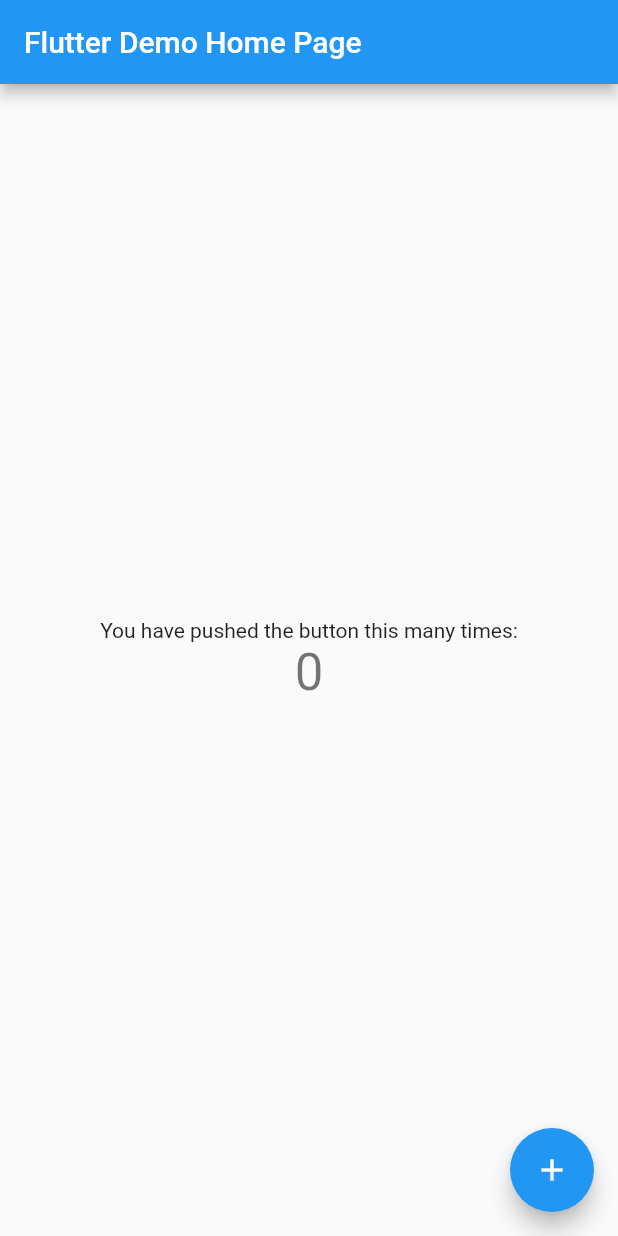
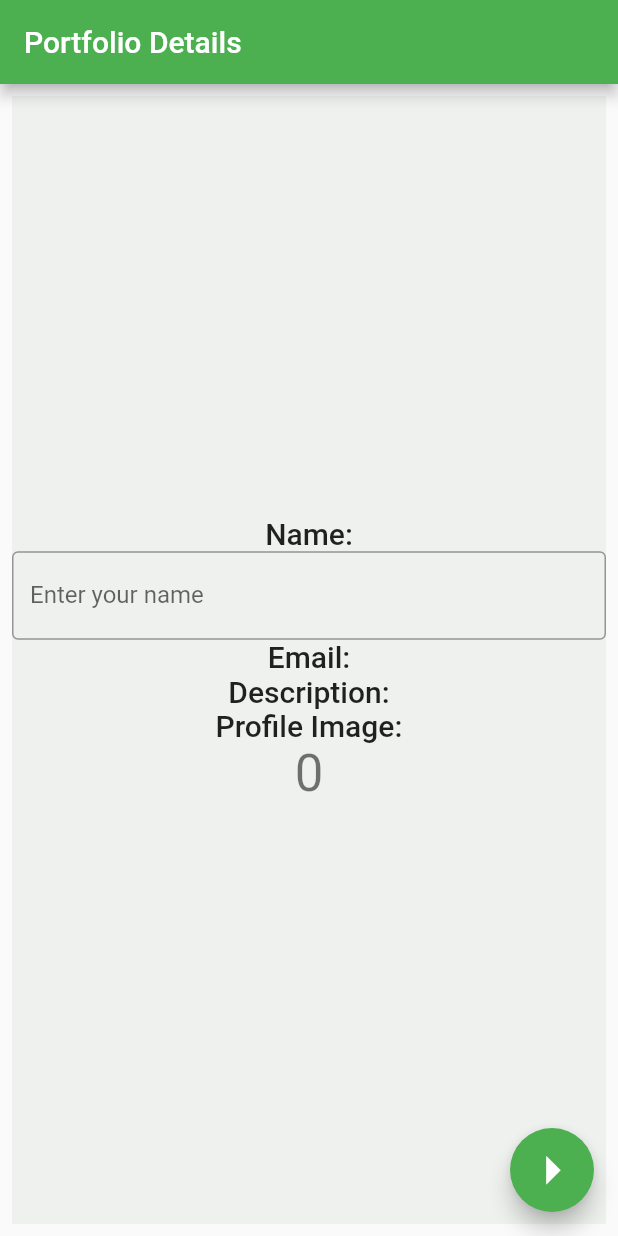
Before and after one commit to akarshan-mobileFirst/portfolio_app_akarshan, a Flutter app: the screen it shows after launch, on a phone screen of 412 x 824 dp. Run offline on Flutter 3.47's test engine with Material 2 defaults, Android fonts, the phone set to English and light mode, and no system bars.

Commit message:
Creating UI

```diff
--- a/lib/main.dart
+++ b/lib/main.dart
@@ -1,4 +1,5 @@
 import 'package:flutter/material.dart';
+import 'package:portfolio_app_akarshan/screens/home/home_screen.dart';
 
 void main() {
   runApp(const MyApp());
@@ -7,109 +8,14 @@
 class MyApp extends StatelessWidget {
   const MyApp({super.key});
 
-  // This widget is the root of your application.
   @override
   Widget build(BuildContext context) {
     return MaterialApp(
-      title: 'Flutter Demo',
+      title: 'Portfolio App',
       theme: ThemeData(
-        // This is the theme of your application.
-        //
-        // Try running your application with "flutter run". You'll see the
-        // application has a blue toolbar. Then, without quitting the app, try
-        // changing the primarySwatch below to Colors.green and then invoke
-        // "hot reload" (press "r" in the console where you ran "flutter run",
-        // or simply save your changes to "hot reload" in a Flutter IDE).
-        // Notice that the counter didn't reset back to zero; the application
-        // is not restarted.
-        primarySwatch: Colors.blue,
+        primarySwatch: Colors.green,
       ),
-      home: const MyHomePage(title: 'Flutter Demo Home Page'),
+      home: const MyHomePage(),
     );
   }
 }
-
-class MyHomePage extends StatefulWidget {
-  const MyHomePage({super.key, required this.title});
-
-  // This widget is the home page of your application. It is stateful, meaning
-  // that it has a State object (defined below) that contains fields that affect
-  // how it looks.
-
-  // This class is the configuration for the state. It holds the values (in this
-  // case the title) provided by the parent (in this case the App widget) and
-  // used by the build method of the State. Fields in a Widget subclass are
-  // always marked "final".
-
-  final String title;
-
-  @override
-  State<MyHomePage> createState() => _MyHomePageState();
-}
-
-class _MyHomePageState extends State<MyHomePage> {
-  int _counter = 0;
-
-  void _incrementCounter() {
-    setState(() {
-      // This call to setState tells the Flutter framework that something has
-      // changed in this State, which causes it to rerun the build method below
-      // so that the display can reflect the updated values. If we changed
-      // _counter without calling setState(), then the build method would not be
-      // called again, and so nothing would appear to happen.
-      _counter++;
-    });
-  }
-
-  @override
-  Widget build(BuildContext context) {
-    // This method is rerun every time setState is called, for instance as done
-    // by the _incrementCounter method above.
-    //
-    // The Flutter framework has been optimized to make rerunning build methods
-    // fast, so that you can just rebuild anything that needs updating rather
-    // than having to individually change instances of widgets.
-    return Scaffold(
-      appBar: AppBar(
-        // Here we take the value from the MyHomePage object that was created by
-        // the App.build method, and use it to set our appbar title.
-        title: Text(widget.title),
-      ),
-      body: Center(
-        // Center is a layout widget. It takes a single child and positions it
-        // in the middle of the parent.
-        child: Column(
-          // Column is also a layout widget. It takes a list of children and
-          // arranges them vertically. By default, it sizes itself to fit its
-          // children horizontally, and tries to be as tall as its parent.
-          //
-          // Invoke "debug painting" (press "p" in the console, choose the
-          // "Toggle Debug Paint" action from the Flutter Inspector in Android
-          // Studio, or the "Toggle Debug Paint" command in Visual Studio Code)
-          // to see the wireframe for each widget.
-          //
-          // Column has various properties to control how it sizes itself and
-          // how it positions its children. Here we use mainAxisAlignment to
-          // center the children vertically; the main axis here is the vertical
-          // axis because Columns are vertical (the cross axis would be
-          // horizontal).
-          mainAxisAlignment: MainAxisAlignment.center,
-          children: <Widget>[
-            const Text(
-              'You have pushed the button this many times:',
-            ),
-            Text(
-              '$_counter',
-              style: Theme.of(context).textTheme.headline4,
-            ),
-          ],
-        ),
-      ),
-      floatingActionButton: FloatingActionButton(
-        onPressed: _incrementCounter,
-        tooltip: 'Increment',
-        child: const Icon(Icons.add),
-      ), // This trailing comma makes auto-formatting nicer for build methods.
-    );
-  }
-}
--- /dev/null
+++ b/lib/screens/home/home_screen.dart
@@ -0,0 +1,80 @@
+import 'package:flutter/material.dart';
+
+class MyHomePage extends StatefulWidget {
+  const MyHomePage({super.key});
+
+  @override
+  State<MyHomePage> createState() => _MyHomePageState();
+}
+
+class _MyHomePageState extends State<MyHomePage> {
+  int _counter = 0;
+
+  void _incrementCounter() {
+    setState(() {
+      _counter++;
+    });
+  }
+
+  @override
+  Widget build(BuildContext context) {
+    return Scaffold(
+      appBar: AppBar(
+        title: const Text("Portfolio Details"),
+      ),
+      body: Padding(
+        padding: const EdgeInsets.all(8.0),
+        child: Container(
+          color: const Color.fromARGB(255, 238, 241, 238),
+          height: MediaQuery.of(context).size.height,
+          width: MediaQuery.of(context).size.width,
+          child: Column(
+            mainAxisAlignment: MainAxisAlignment.center,
+            children: [
+              Row(
+                mainAxisAlignment: MainAxisAlignment.center,
+                children: [
+Text(
+                'Name:',
+                style: Theme.of(context).textTheme.headline6,
+              ),
+                ],
+              ),
+
+              TextFormField(
+                decoration: const InputDecoration(
+                  border: OutlineInputBorder(),
+                  labelText: 'Enter your name',
+                ),
+              ),
+              Text(
+                'Email:',
+                style: Theme.of(context).textTheme.headline6,
+              ),
+              Text(
+                'Description:',
+                style: Theme.of(context).textTheme.headline6,
+              ),
+              Text(
+                'Profile Image:',
+                style: Theme.of(context).textTheme.headline6,
+              ),
+              Text(
+                '$_counter',
+                style: Theme.of(context).textTheme.headline4,
+              ),
+            ],
+          ),
+        ),
+      ),
+      floatingActionButton: FloatingActionButton(
+        onPressed: _incrementCounter,
+        child: const Icon(
+          Icons.arrow_right,
+          size: 45,
+          color: Colors.white,
+        ),
+      ),
+    );
+  }
+}
```
